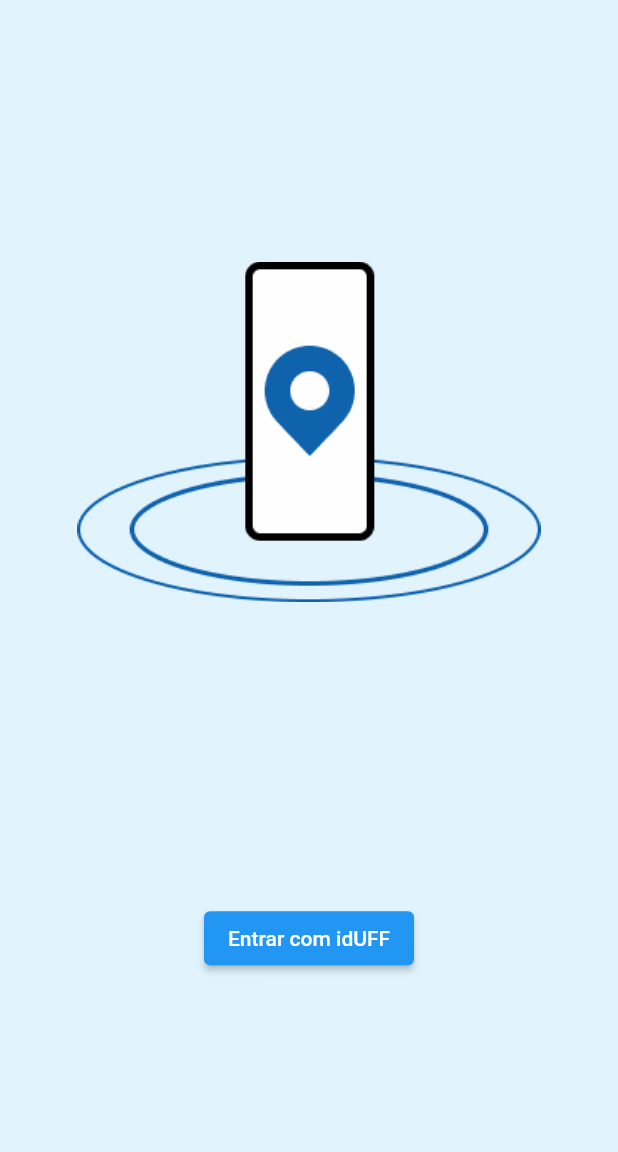
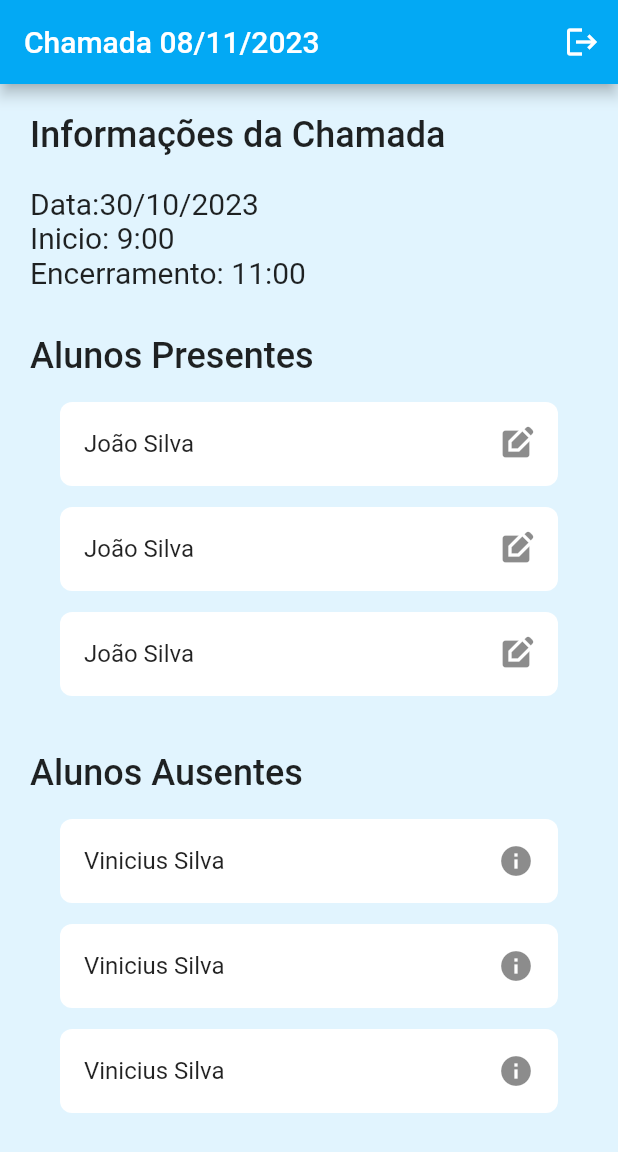
Before and after one commit to Engenharia-de-Software-II-2023-2/chamada-uff-front, a Flutter app: the screen it shows after launch, on a phone screen of 412 x 824 dp. Shown: the top 1152 px of the screen. Run offline on Flutter 3.47's test engine with Material 2 defaults, Android fonts, the phone set to English and light mode, and no system bars; our stand-ins replace flutter_secure_storage; statements that could not run were skipped.

Commit message:
Adicionando novas telas para professor

```diff
--- a/lib/main.dart
+++ b/lib/main.dart
@@ -1,9 +1,11 @@
 // ignore_for_file: prefer_const_constructors
 
+import 'package:chamada_inteligente/telas/historico_informacoes_turma.dart';
+import 'package:chamada_inteligente/telas/informacao_chamada.dart';
 import 'package:flutter/material.dart';
 import 'telas/autentificacao/tela_autentificacao.dart';
 
 void main() {
-  runApp(MaterialApp(home: TelaAutentificacao()));
+  runApp(MaterialApp(home: InformacaoChamada()));
 
 }
--- /dev/null
+++ b/lib/modelos/historico_informacao_turma.dart
@@ -0,0 +1,8 @@
+class HistoricoInformacaoTurma{
+  String data;
+  String hora_comeco;
+  String hora_fim;
+  int chamada_id;
+
+  HistoricoInformacaoTurma(this.data, this.hora_comeco, this.hora_fim, this.chamada_id);
+}
--- /dev/null
+++ b/lib/telas/informacao_chamada.dart
@@ -0,0 +1,137 @@
+// ignore_for_file: prefer_const_constructors_in_immutables, prefer_typing_uninitialized_variables, prefer_const_constructors, prefer_const_literals_to_create_immutables
+
+import 'package:chamada_inteligente/widgets/padrao/app_bar.dart';
+import 'package:flutter/material.dart';
+
+
+class InformacaoChamada extends StatefulWidget {
+  final chamada_id = 3;
+  const InformacaoChamada({super.key});
+  // InformacaoChamada({Key? key, required this.chamada_id}) : super(key: key);
+
+  @override
+  State<InformacaoChamada> createState() => _InformacaoChamadaState();
+}
+
+class _InformacaoChamadaState extends State<InformacaoChamada> {
+  @override
+  Widget build(BuildContext context) {
+    return Scaffold(
+        backgroundColor: Color(0xFFE1F4FE),
+        appBar: PreferredSize(
+          preferredSize: Size.fromHeight(kToolbarHeight),
+          child: DefaultAppBar(titleAppBar: "Chamada 08/11/2023"),
+        ),
+        body: SingleChildScrollView(
+          child: Padding(
+              padding: EdgeInsets.all(20),
+              child:
+                  Column(crossAxisAlignment: CrossAxisAlignment.start, children: [
+                Text(
+                  "Informações da Chamada",
+                  style: TextStyle(fontSize: 24, fontWeight: FontWeight.w500),
+                ),
+                SizedBox(
+                  height: 20,
+                ),
+                Text(
+                  "Data:30/10/2023",
+                  style: TextStyle(fontSize: 20, fontWeight: FontWeight.w400),
+                ),
+                Text("Inicio: 9:00",
+                    style: TextStyle(fontSize: 20, fontWeight: FontWeight.w400)),
+                Text("Encerramento: 11:00",
+                    style: TextStyle(fontSize: 20, fontWeight: FontWeight.w400)),
+                SizedBox(
+                  height: 30,
+                ),
+                Text(
+                  "Alunos Presentes",
+                  style: TextStyle(fontSize: 24, fontWeight: FontWeight.w500),
+                ),
+                SizedBox(
+                  height: 10,
+                ),
+                for (var index = 0; index < 3; index++)
+                  Padding(
+                    padding: EdgeInsets.only(
+                        top: 7.0, left: 20, right: 20, bottom: 7.0),
+                    child: GestureDetector(
+                      onTap: () {
+                      _mostrarPopup(context, "Vinicius Silva");
+                    },
+                      child: Container(
+                        width: double.infinity,
+                        decoration: BoxDecoration(
+                          color: Colors.white,
+                          borderRadius: BorderRadius.all(Radius.circular(8.0)),
+                        ),
+                        child: Expanded(
+                          child: ListTile(
+                            title: Text("João Silva"),
+                            trailing: Icon(Icons.edit_square),
+
+                          ),
+                        ),
+                      ),
+                    ),
+                  ),
+                SizedBox(
+                  height: 30,
+                ),
+                Text(
+                  "Alunos Ausentes",
+                  style: TextStyle(fontSize: 24, fontWeight: FontWeight.w500),
+                ),
+                SizedBox(
+                  height: 10,
+                ),
+                for (var index = 0; index < 3; index++)
+                  Padding(
+                    padding: EdgeInsets.only(
+                        top: 7.0, left: 20, right: 20, bottom: 7.0),
+                    child: Container(
+                      width: double.infinity,
+                      decoration: BoxDecoration(
+                        color: Colors.white,
+                        borderRadius: BorderRadius.all(Radius.circular(8.0)),
+                      ),
+                      child: Expanded(
+                        child: ListTile(
+                          title: Text("Vinicius Silva"),
+                          trailing: Icon(Icons.info),
+                          onTap: () {
+                            // chamada_id: historico[index].chamada_id,
+                            Navigator.push(
+                                context,
+                                MaterialPageRoute(
+                                    builder: (context) => InformacaoChamada()));
+                          },
+                        ),
+                      ),
+                    ),
+                  ),
+              ])),
+        ));
+  }
+}
+
+void _mostrarPopup(BuildContext context, String alunoNome) {
+    showDialog(
+      context: context,
+      builder: (BuildContext context) {
+        return AlertDialog(
+          title: Text('Detalhes do Aluno'),
+          content: Text('Nome do Aluno: $alunoNome'),
+          actions: [
+            TextButton(
+              onPressed: () {
+                Navigator.of(context).pop();
+              },
+              child: Text('Fechar'),
+            ),
+          ],
+        );
+      },
+    );
+  }
```
Also changed, not shown: lib/telas/historico_informacoes_turma.dart (added, +77 -0 lines).
